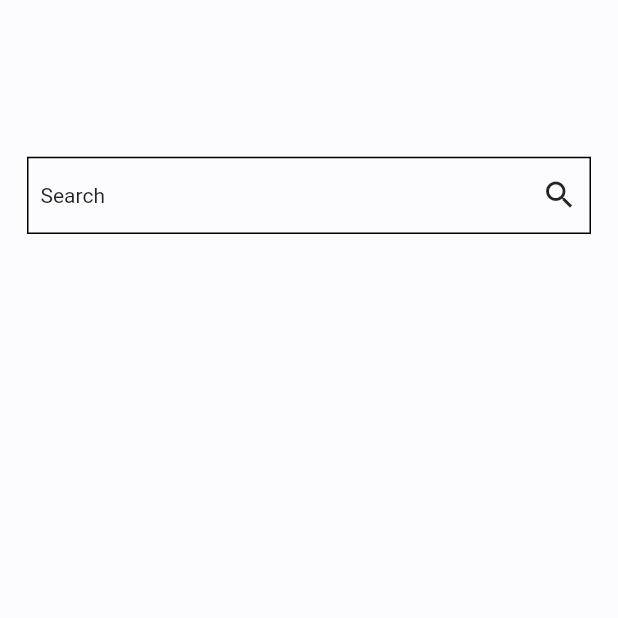
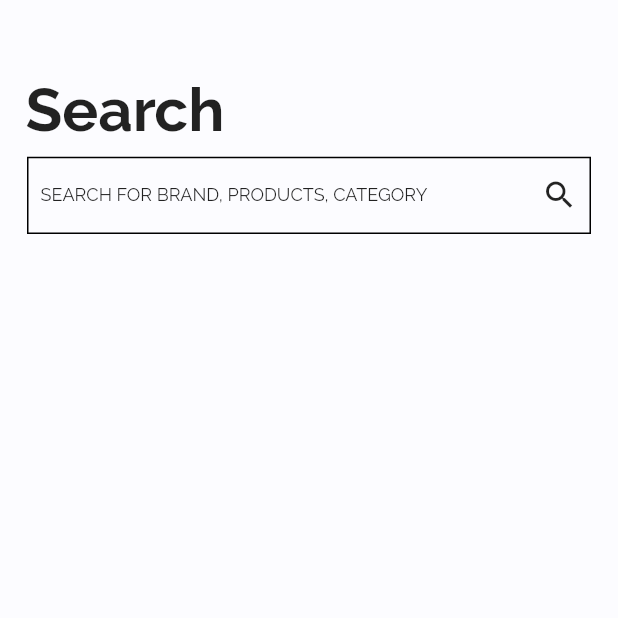
Before and after one commit to mithilesh-parmar/Flutter-store, a Flutter app: the SearchScreen screen opened directly, on a phone screen of 412 x 824 dp, the top half of it. Run offline on Flutter 3.47's test engine with Material 2 defaults, Android fonts, the phone set to English and light mode, and no system bars; our stand-ins replace carousel_slider, connectivity, flutter_widget_from_html_core, shimmer, smooth_star_rating; missing offline and left inert: configurable_expansion_tile; network calls fail.

```diff
--- a/lib/screens/home_screen.dart
+++ b/lib/screens/home_screen.dart
@@ -15,7 +15,7 @@ class HomeScreen extends StatelessWidget {
       child: CustomScrollView(
         slivers: <Widget>[
           SliverAppBar(
-            expandedHeight: Constants.screenAwareSize(260, context),
+            expandedHeight: Constants.screenAwareSize(300, context),
             flexibleSpace: FlexibleSpaceBar(
                 background: Container(
               child: Column(
@@ -30,7 +30,7 @@ class HomeScreen extends StatelessWidget {
                       style: TextStyle(
                           fontWeight: FontWeight.bold,
                           fontFamily: 'Raleway',
-                          fontSize: 25),
+                          fontSize: 40),
                     ),
                   ),
                   Container(
--- a/lib/screens/search_screen.dart
+++ b/lib/screens/search_screen.dart
@@ -24,21 +24,44 @@ class SearchScreen extends StatelessWidget {
                 onTap: () {
                   showSearch(context: context, delegate: DataSearch(state));
                 },
-                child: Container(
+                child: Column(
+                  mainAxisAlignment: MainAxisAlignment.start,
+                  crossAxisAlignment: CrossAxisAlignment.start,
+                  children: <Widget>[
+                    Container(
+                      child: Text(
+                        'Search',
+                        style: TextStyle(
+                            fontWeight: FontWeight.bold,
+                            fontFamily: 'Raleway',
+                            fontSize: 40),
+                      ),
+                      padding:
+                          EdgeInsets.symmetric(horizontal: 17, vertical: 8),
+                    ),
+                    Container(
                       height: Constants.screenAwareSize(40, context),
                       width: MediaQuery.of(context).size.width,
                       child: Row(
                         children: <Widget>[
                           Align(
                             child: Padding(
-                          padding: const EdgeInsets.symmetric(horizontal: 8.0),
-                          child: Text('Search'),
+                              padding:
+                                  const EdgeInsets.symmetric(horizontal: 8.0),
+                              child: Text(
+                                'SEARCH FOR BRAND, PRODUCTS, CATEGORY',
+                                style: TextStyle(
+                                    fontFamily: 'Raleway',
+                                    fontWeight: FontWeight.w200,
+                                    fontSize: 12),
+                              ),
                             ),
                             alignment: Alignment.centerLeft,
                           ),
                           Spacer(),
                           Padding(
-                        padding: const EdgeInsets.symmetric(horizontal: 8.0),
+                            padding:
+                                const EdgeInsets.symmetric(horizontal: 8.0),
                             child: Icon(Icons.search),
                           )
                         ],
@@ -47,6 +70,8 @@ class SearchScreen extends StatelessWidget {
                       decoration: BoxDecoration(
                         border: Border.all(),
                       ),
+                    ),
+                  ],
                 ),
               ),
             ),
--- a/lib/states/cart_state.dart
+++ b/lib/states/cart_state.dart
@@ -23,10 +23,24 @@ class CartState extends ChangeNotifier {
       String variationsSelected) {
     _productsWithQuantity.update(product, (_) => quantity,
         ifAbsent: () => quantity);
-
     attributes.add(variationsSelected.replaceAll("[\\p{Ps}\\p{Pe}]", " "));
     products.add(product);
     quantities.add(quantity);
     notifyListeners();
   }
+
+  removeProduct(int index) {
+    Product product = products[index];
+    print('removing product at $index wichi is $product');
+    products.removeAt(index);
+    _productsWithQuantity.remove(product);
+    attributes.removeAt(index);
+    quantities.removeAt(index);
+    notifyListeners();
+    print('${products.length}');
+  }
+
+  addToWishList(int index) {
+    removeProduct(index);
+  }
 }
```
Also changed, not shown: lib/screens/cart_screen.dart (+62 -4 lines). Lines whose indentation alone changed are shown as unchanged.
